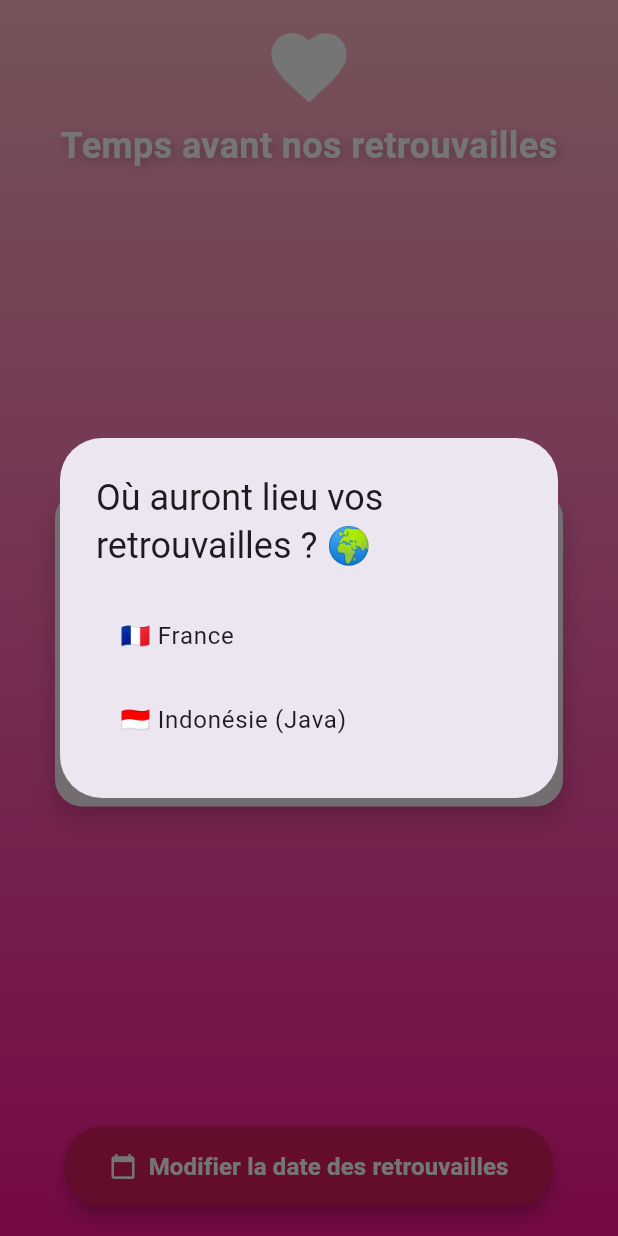
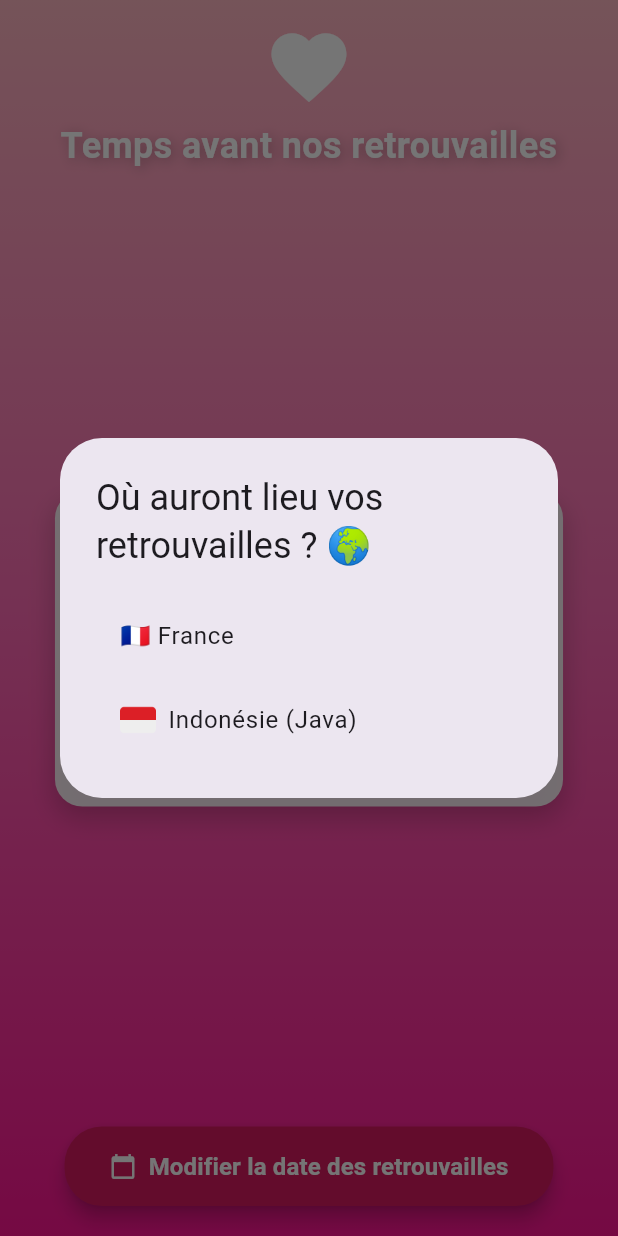
Before and after one commit to Ceryl-GITTON/Reunited, a Flutter app: the screen it shows after launch, after a tap on "Modifier la date des retrouvailles", on a phone screen of 412 x 824 dp. Run offline on Flutter 3.47's test engine with Material 3 defaults, Android fonts, the phone set to English and light mode, and no system bars; our stand-ins replace shared_preferences.

Commit message:
Replace Indonesian flag emoji with PNG image for better cross-platform compatibility 🇮🇩

```diff
--- /dev/null
+++ b/assets/favicon/about.txt
@@ -0,0 +1,6 @@
+This favicon was generated using the following graphics from Twitter Twemoji:
+
+- Graphics Title: 1f1ee-1f1e9.svg
+- Graphics Author: Copyright 2020 Twitter, Inc and other contributors (https://github.com/twitter/twemoji)
+- Graphics Source: https://github.com/twitter/twemoji/blob/master/assets/svg/1f1ee-1f1e9.svg
+- Graphics License: CC-BY 4.0 (https://creativecommons.org/licenses/by/4.0/)
--- a/lib/main.dart
+++ b/lib/main.dart
@@ -52,11 +52,15 @@ class _CountdownScreenState extends State<CountdownScreen>
   // Fonction pour obtenir la Map des fuseaux avec calcul dynamique
   Map<String, Map<String, dynamic>> get _timezones => {
     'France': {
-      'name': '🇫🇷 France',
+      'displayName': 'France',
+      'flagAsset': null, // Pas d'image pour la France pour l'instant
+      'flagEmoji': '🇫🇷',
       'offset': _getFranceOffset(), // Calcul dynamique été/hiver
     },
     'Indonesia': {
-      'name': '🇮🇩 Indonésie (Java)',
+      'displayName': 'Indonésie (Java)',
+      'flagAsset': 'assets/indonesia_flag.png',
+      'flagEmoji': '🇮🇩',
       'offset': 7, // UTC+7
     },
   };
@@ -225,8 +229,11 @@ class _CountdownScreenState extends State<CountdownScreen>
           content: Column(
             mainAxisSize: MainAxisSize.min,
             children: _timezones.entries.map((entry) {
+              final timezone = entry.value;
               return ListTile(
-                title: Text(entry.value['name']),
+                title: timezone['flagAsset'] != null
+                  ? _buildFlagWithText(timezone['flagAsset'], timezone['displayName'])
+                  : Text('${timezone['flagEmoji']} ${timezone['displayName']}'),
                 onTap: () => Navigator.of(context).pop(entry.key),
               );
             }).toList(),
@@ -307,6 +314,41 @@ class _CountdownScreenState extends State<CountdownScreen>
 
   String _formatTimeComponent(int value, String label) {
     return '$value\n$label${value > 1 ? 's' : ''}';
+  }
+
+  Widget _buildFlagWithText(String flagAsset, String text) {
+    return Row(
+      children: [
+        Image.asset(
+          flagAsset,
+          width: 24,
+          height: 24,
+          errorBuilder: (context, error, stackTrace) {
+            return const Icon(Icons.flag, size: 24);
+          },
+        ),
+        const SizedBox(width: 8),
+        Expanded(child: Text(text)),
+      ],
+    );
+  }
+
+  Widget _buildCenteredFlagWithText(String flagAsset, String text, TextStyle style) {
+    return Row(
+      mainAxisAlignment: MainAxisAlignment.center,
+      children: [
+        Image.asset(
+          flagAsset,
+          width: 20,
+          height: 20,
+          errorBuilder: (context, error, stackTrace) {
+            return const Icon(Icons.flag, size: 20);
+          },
+        ),
+        const SizedBox(width: 8),
+        Text(text, style: style, textAlign: TextAlign.center),
+      ],
+    );
   }
 
   @override
@@ -450,14 +492,31 @@ class _CountdownScreenState extends State<CountdownScreen>
                                             textAlign: TextAlign.center,
                                           ),
                                           const SizedBox(height: 8),
-                                          Text(
-                                            '${_timezones[_selectedTimezone]!['name']}',
+                                          Builder(
+                                            builder: (context) {
+                                              final timezone = _timezones[_selectedTimezone]!;
+                                              if (timezone['flagAsset'] != null) {
+                                                return _buildCenteredFlagWithText(
+                                                  timezone['flagAsset'],
+                                                  timezone['displayName'],
+                                                  TextStyle(
+                                                    fontSize: 14,
+                                                    color: Colors.pink[600],
+                                                    fontWeight: FontWeight.w400,
+                                                  ),
+                                                );
+                                              } else {
+                                                return Text(
+                                                  '${timezone['flagEmoji']} ${timezone['displayName']}',
                                                   style: TextStyle(
                                                     fontSize: 14,
                                                     color: Colors.pink[600],
                                                     fontWeight: FontWeight.w400,
                                                   ),
                                                   textAlign: TextAlign.center,
+                                                );
+                                              }
+                                            },
                                           ),
                                         ],
                                       ),
```
Also changed, not shown: assets/favicon/android-chrome-192x192.png (added), assets/favicon/android-chrome-512x512.png (added), assets/favicon/apple-touch-icon.png (added), assets/favicon/favicon-16x16.png (added), assets/favicon/favicon-32x32.png (added), assets/indonesia_flag.png (added), 2 other files. Lines whose indentation alone changed are shown as unchanged.
